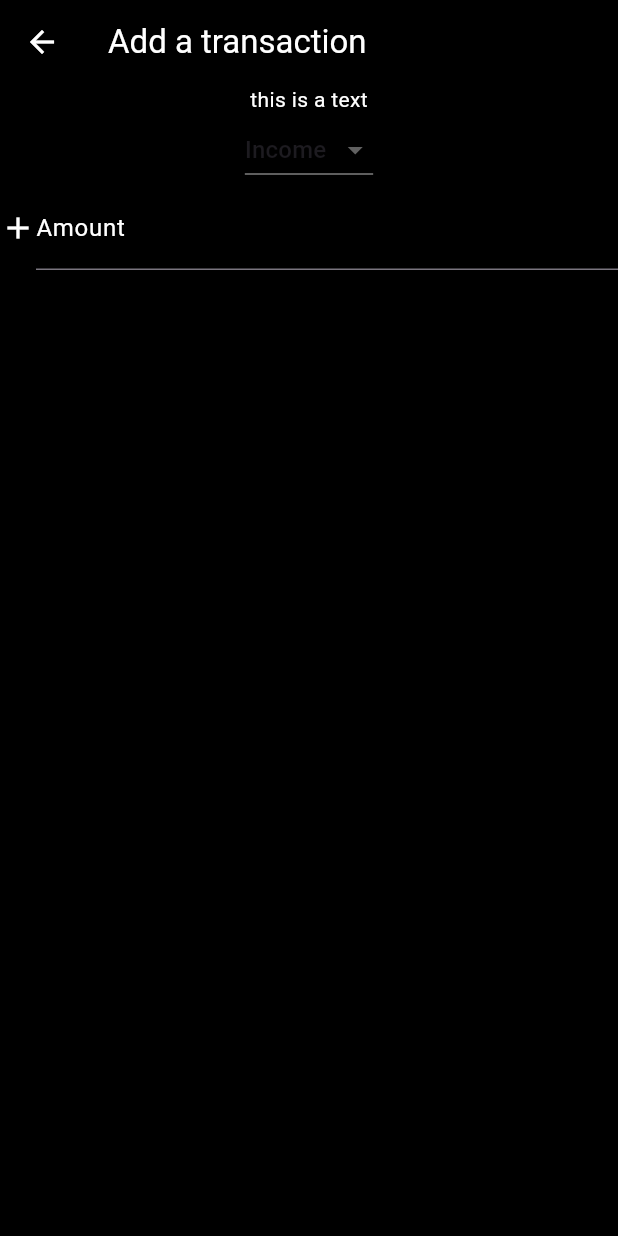
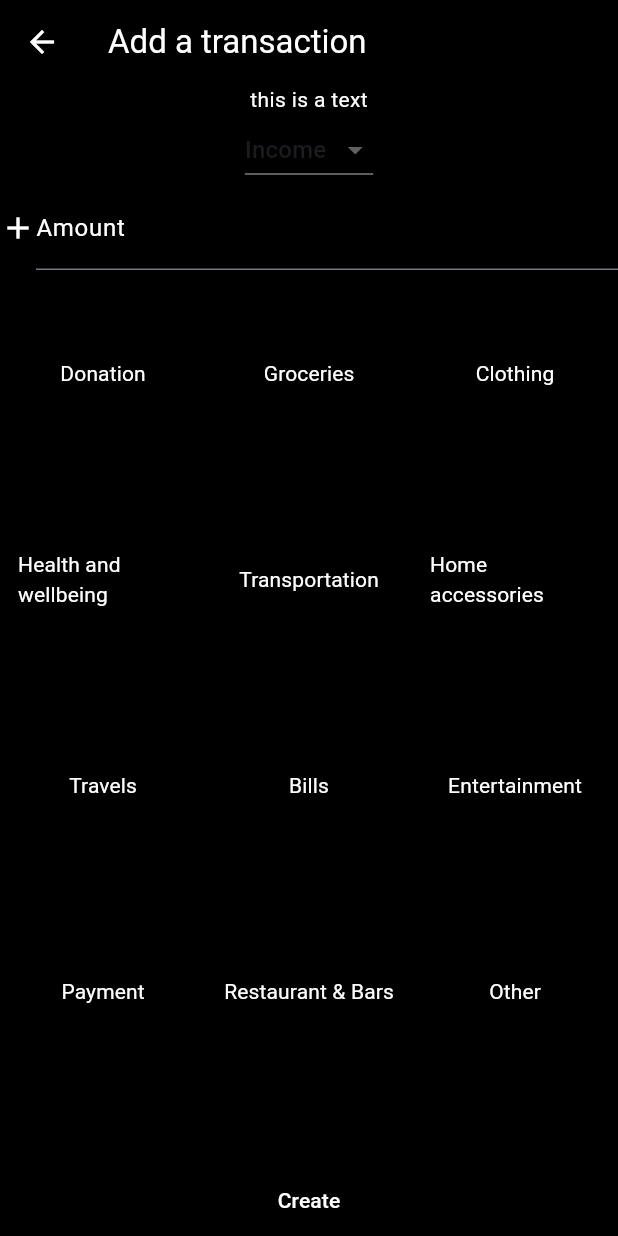
Before and after one commit to simonadamgyula/expanseTracker, a Flutter app: the NewTransactionPage screen opened directly, on a phone screen of 412 x 824 dp. Run offline on Flutter 3.47's test engine with Material 3 defaults, Android fonts, the phone set to English and light mode, and no system bars; our stand-ins replace flutter_expandable_fab, sqflite; accounts and stored records are empty.

Commit message:
working on adding new transactions

```diff
--- /dev/null
+++ b/lib/categories.dart
@@ -0,0 +1,14 @@
+final List<String> categories = [
+  "Donation",
+  "Groceries",
+  "Clothing",
+  "Health and wellbeing",
+  "Transportation",
+  "Home accessories",
+  "Travels",
+  "Bills",
+  "Entertainment",
+  "Payment",
+  "Restaurant & Bars",
+  "Other",
+];
--- a/lib/main.dart
+++ b/lib/main.dart
@@ -1,7 +1,9 @@
-import 'package:expese_tracker/pages/main.dart';
+import 'package:expense_tracker/database.dart';
+import 'package:expense_tracker/pages/main.dart';
 import 'package:flutter/material.dart';
 
 void main() {
+  initDatabase();
   runApp(const MyApp());
 }
 
--- a/lib/pages/main.dart
+++ b/lib/pages/main.dart
@@ -1,4 +1,4 @@
-import 'package:expese_tracker/pages/new_transaction.dart';
+import 'package:expense_tracker/pages/new_transaction.dart';
 import 'package:flutter/material.dart';
 import 'package:flutter_expandable_fab/flutter_expandable_fab.dart';
 
--- a/lib/pages/new_transaction.dart
+++ b/lib/pages/new_transaction.dart
@@ -1,6 +1,10 @@
 import 'dart:developer';
 
+import 'package:expense_tracker/database.dart';
+import 'package:expense_tracker/transactions.dart';
 import 'package:flutter/material.dart';
+
+import '../categories.dart';
 
 class NewTransactionPage extends StatefulWidget {
   const NewTransactionPage({super.key, required this.isExpanse});
@@ -14,6 +18,7 @@ class NewTransactionPage extends StatefulWidget {
 class _NewTransactionPageState extends State<NewTransactionPage> {
   bool isExpanse = false;
   TextEditingController amountController = TextEditingController();
+  String selectedCategory = "";
 
   @override
   void initState() {
@@ -26,6 +31,12 @@ class _NewTransactionPageState extends State<NewTransactionPage> {
   void setCallback(bool isExpanse) {
     setState(() {
       this.isExpanse = isExpanse;
+    });
+  }
+
+  void categorySelectCallback(String category) {
+    setState(() {
+      selectedCategory = category;
     });
   }
 
@@ -53,6 +64,27 @@ class _NewTransactionPageState extends State<NewTransactionPage> {
             amountController: amountController,
             setIsExpanse: setCallback,
           ),
+          CategoriesSelect(
+            selectCallback: categorySelectCallback,
+            selected: selectedCategory,
+          ),
+          TextButton(
+            onPressed: () async {
+              final newTransaction = Transaction(
+                amount:
+                    double.parse(amountController.text) * (isExpanse ? -1 : 1),
+                category: selectedCategory,
+              );
+              await insertTransaction(newTransaction);
+              log((await getTransactions()).toString());
+            },
+            child: const Text(
+              "Create",
+              style: TextStyle(
+                color: Colors.white,
+              ),
+            ),
+          )
         ],
       ),
     );
@@ -162,3 +194,39 @@ class _AmountInputState extends State<AmountInput> {
     );
   }
 }
+
+class CategoriesSelect extends StatelessWidget {
+  const CategoriesSelect({
+    super.key,
+    required this.selectCallback,
+    required this.selected,
+  });
+
+  final void Function(String) selectCallback;
+  final String selected;
+
+  @override
+  Widget build(BuildContext context) {
+    return Expanded(
+      child: GridView.count(
+        crossAxisCount: 3,
+        children: categories.map<Widget>((category) {
+          bool isSelected = selected == category;
+
+          return TextButton(
+            onPressed: () {
+              selectCallback(category);
+            },
+            child: Text(
+              category,
+              style: TextStyle(
+                color: Colors.white,
+                fontWeight: isSelected ? FontWeight.bold : FontWeight.normal,
+              ),
+            ),
+          );
+        }).toList(),
+      ),
+    );
+  }
+}
--- a/pubspec.yaml
+++ b/pubspec.yaml
@@ -1,4 +1,4 @@
-name: expese_tracker
+name: expense_tracker
 description: "An android expense tracker app, trying to be the best"
 # The following line prevents the package from being accidentally published to
 # pub.dev using `flutter pub publish`. This is preferred for private packages.
@@ -36,6 +36,8 @@ dependencies:
   # Use with the CupertinoIcons class for iOS style icons.
   cupertino_icons: ^1.0.6
   flutter_expandable_fab: ^2.2.0
+  sqflite: ^2.3.3+1
+  path: ^1.9.0
 
 dev_dependencies:
   flutter_test:
```
Also changed, not shown: lib/database.dart (added, +52 -0 lines), lib/transactions.dart (added, +74 -0 lines), pubspec.lock, 2 other files.
